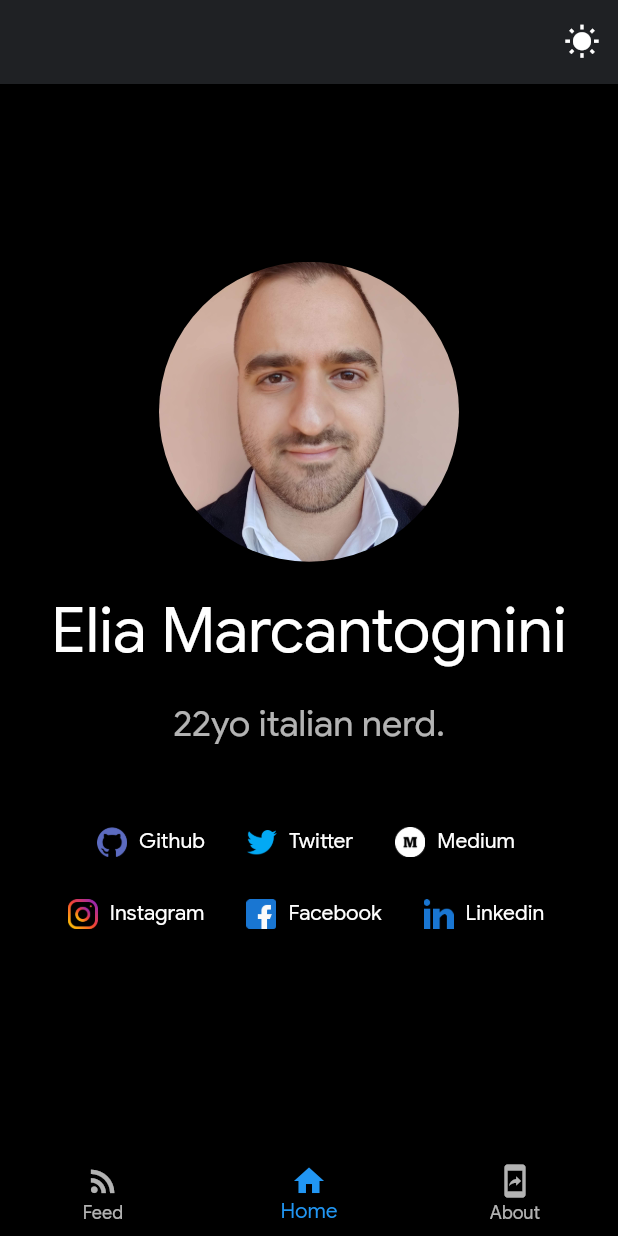
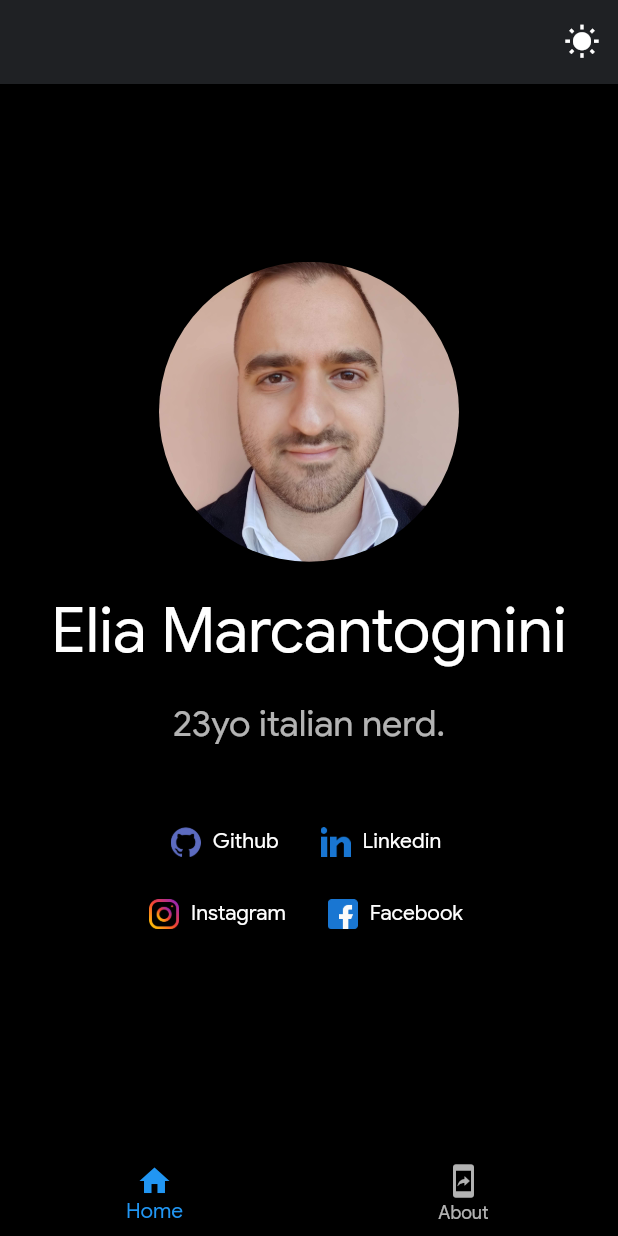
Before and after one commit to eliamarcantognini/myportfolio, a Flutter app: the screen it shows after launch, on a phone screen of 412 x 824 dp. Run offline on Flutter 3.47's test engine with Material 2 defaults, Android fonts, the light colour scheme and no system bars; our stand-ins replace url_launcher_web; missing offline and left inert: dart:html.

Commit message:
remove about categories

```diff
--- a/lib/pages/home_page.dart
+++ b/lib/pages/home_page.dart
@@ -1,6 +1,5 @@
 import 'package:myportfolio/config/assets.dart';
 import 'package:myportfolio/pages/about_page.dart';
-import 'package:myportfolio/tabs/feed_tab.dart';
 import 'package:myportfolio/tabs/home_tab.dart';
 import 'package:myportfolio/widgets/theme_inherited_widget.dart';
 import 'package:flutter/material.dart';
@@ -11,9 +10,8 @@ class HomePage extends StatefulWidget {
 }
 
 class _HomePageState extends State<HomePage> {
-  int _selectedIndex = 1;
+  int _selectedIndex = 0;
   static List<Widget> tabWidgets = <Widget>[
-    FeedTab(),
     HomeTab(),
     AboutPage(),
   ];
@@ -24,8 +22,14 @@ class _HomePageState extends State<HomePage> {
       appBar: AppBar(
         actions: <Widget>[
           IconButton(
-            icon: ThemeSwitcher.of(context).isDarkModeOn?Icon(Icons.wb_sunny):Image.asset(Assets.moon,height: 20,width: 20,),
-            onPressed: ()=> ThemeSwitcher.of(context).switchDarkMode(),
+            icon: ThemeSwitcher.of(context).isDarkModeOn
+                ? Icon(Icons.wb_sunny)
+                : Image.asset(
+                    Assets.moon,
+                    height: 20,
+                    width: 20,
+                  ),
+            onPressed: () => ThemeSwitcher.of(context).switchDarkMode(),
           )
         ],
       ),
@@ -35,23 +39,18 @@ class _HomePageState extends State<HomePage> {
       bottomNavigationBar: BottomNavigationBar(
         items: const <BottomNavigationBarItem>[
           BottomNavigationBarItem(
-            icon: Icon(Icons.rss_feed),
-            title: Text('Feed'),
-          ),
-          BottomNavigationBarItem(
             icon: Icon(Icons.home),
-            title: Text('Home'),
+            label: 'Home',
           ),
           BottomNavigationBarItem(
             icon: Icon(Icons.mobile_screen_share),
-            title: Text('About'),
+            label: 'About',
           )
         ],
         currentIndex: _selectedIndex,
-        onTap: (index)=> setState(() => _selectedIndex = index),
+        onTap: (index) => setState(() => _selectedIndex = index),
         selectedItemColor: Theme.of(context).accentColor,
       ),
     );
   }
-
 }
--- a/lib/tabs/home_tab.dart
+++ b/lib/tabs/home_tab.dart
@@ -28,7 +28,7 @@ class HomeTab extends StatelessWidget {
                 height: 20,
               ),
               Text(
-                '22yo italian nerd.',
+                '23yo italian nerd.',
                 style: Theme.of(context).textTheme.caption,
                 textScaleFactor: 2,
                 textAlign: TextAlign.center,
@@ -53,20 +53,11 @@ class HomeTab extends StatelessWidget {
                     icon: SizedBox(
                         width: 20,
                         height: 20,
-                        child: Image.asset(Assets.twitter)),
-                    label: Text('Twitter'),
+                        child: Image.asset(Assets.linkedin)),
+                    label: Text('Linkedin'),
                     onPressed: () => html.window
-                        .open(Constants.PROFILE_TWITTER, 'eliamarcantognini'),
+                        .open(Constants.PROFILE_LINKEDIN, 'eliamarcantognini'),
                   ),
-                  FlatButton.icon(
-                    icon: SizedBox(
-                        width: 20,
-                        height: 20,
-                        child: Image.asset(Assets.medium)),
-                    label: Text('Medium'),
-                    onPressed: () => html.window
-                        .open(Constants.PROFILE_MEDIUM, 'eliamarcantognini'),
-                  )
                 ],
               ),
               Row(
@@ -91,15 +82,6 @@ class HomeTab extends StatelessWidget {
                     onPressed: () => html.window
                         .open(Constants.PROFILE_FACEBOOK, 'eliamarcantognini'),
                   ),
-                  FlatButton.icon(
-                    icon: SizedBox(
-                        width: 20,
-                        height: 20,
-                        child: Image.asset(Assets.linkedin)),
-                    label: Text('Linkedin'),
-                    onPressed: () => html.window
-                        .open(Constants.PROFILE_LINKEDIN, 'eliamarcantognini'),
-                  )
                 ],
               ),
             ],
@@ -109,27 +91,3 @@ class HomeTab extends StatelessWidget {
     );
   }
 }
-
-// TODO Add contact tab for mail
-// _launchMailTo(final BuildContext context) async {
-//    if (Platform.isAndroid || Platform.isIOS) {
-//     if (await canLaunch(Constants.PROFILE_MAIL)) {
-//       await launch(Constants.PROFILE_MAIL);
-//     } else {
-//       throw 'Could not send email';
-//     }
-//   } else {
-//     // TODO ADD WEB SUPPORT FOR MAILTO
-//      ClipboardManager.copyToClipBoard(Constants.EMAIL).then((result) {
-//                         final snackBar = SnackBar(
-//                           content: Text('Copied to Clipboard'),
-//                           action: SnackBarAction(
-//                             label: 'Undo',
-//                             onPressed: () {},
-//                           ),
-//                         );
-//                         Scaffold.of(context).showSnackBar(snackBar);
-//                       });
-
-//      }
-//    }
--- a/lib/widgets/theme_inherited_widget.dart
+++ b/lib/widgets/theme_inherited_widget.dart
@@ -1,7 +1,8 @@
 import 'package:flutter/material.dart';
 
 class ThemeSwitcher extends InheritedWidget {
-  final _ThemeSwitcherWidgetState data; // We'll use ThemeSwitcher to get access to the current state of ThemeSwitcherWidget
+  final _ThemeSwitcherWidgetState
+      data; // We'll use ThemeSwitcher to get access to the current state of ThemeSwitcherWidget
 
   const ThemeSwitcher({
     Key key,
@@ -10,9 +11,10 @@ class ThemeSwitcher extends InheritedWidget {
   })  : assert(child != null),
         super(key: key, child: child);
 
-  static _ThemeSwitcherWidgetState of(BuildContext context) { //This method returns the current state of the ThemeSwitcherWidget. This will be used down the tree
-    return (context.inheritFromWidgetOfExactType(ThemeSwitcher)
-    as ThemeSwitcher)
+  static _ThemeSwitcherWidgetState of(BuildContext context) {
+    //This method returns the current state of the ThemeSwitcherWidget. This will be used down the tree
+    return (context.dependOnInheritedWidgetOfExactType<ThemeSwitcher>()
+            as ThemeSwitcher)
         .data;
   }
 
@@ -24,7 +26,8 @@ class ThemeSwitcher extends InheritedWidget {
 
 class ThemeSwitcherWidget extends StatefulWidget {
   final bool initialDarkModeOn; // this is the initial state of the variable
-  final Widget child; // child to which this boolean variable should be propagated upon change. This will be our app in this case
+  final Widget
+      child; // child to which this boolean variable should be propagated upon change. This will be our app in this case
 
   ThemeSwitcherWidget({Key key, this.initialDarkModeOn, this.child})
       : assert(initialDarkModeOn != null),
@@ -35,11 +38,11 @@ class ThemeSwitcherWidget extends StatefulWidget {
   _ThemeSwitcherWidgetState createState() => _ThemeSwitcherWidgetState();
 }
 
-
 class _ThemeSwitcherWidgetState extends State<ThemeSwitcherWidget> {
   bool isDarkModeOn;
 
-  void switchDarkMode() {  //method used to toggle dark mode during the runtime of the app
+  void switchDarkMode() {
+    //method used to toggle dark mode during the runtime of the app
     setState(() {
       isDarkModeOn = !isDarkModeOn;
     });
@@ -47,7 +50,9 @@ class _ThemeSwitcherWidgetState extends State<ThemeSwitcherWidget> {
 
   @override
   Widget build(BuildContext context) {
-    isDarkModeOn = isDarkModeOn ?? widget.initialDarkModeOn; // this is the build method which would build the widget tree with the above info
+    isDarkModeOn = isDarkModeOn ??
+        widget
+            .initialDarkModeOn; // this is the build method which would build the widget tree with the above info
     return ThemeSwitcher(
       data: this,
       child: widget.child,
```
Also changed, not shown: lib/pages/about_page.dart (+3 -47 lines), lib/tabs/resume_tab.dart (+50 -11 lines), 1 other file.
